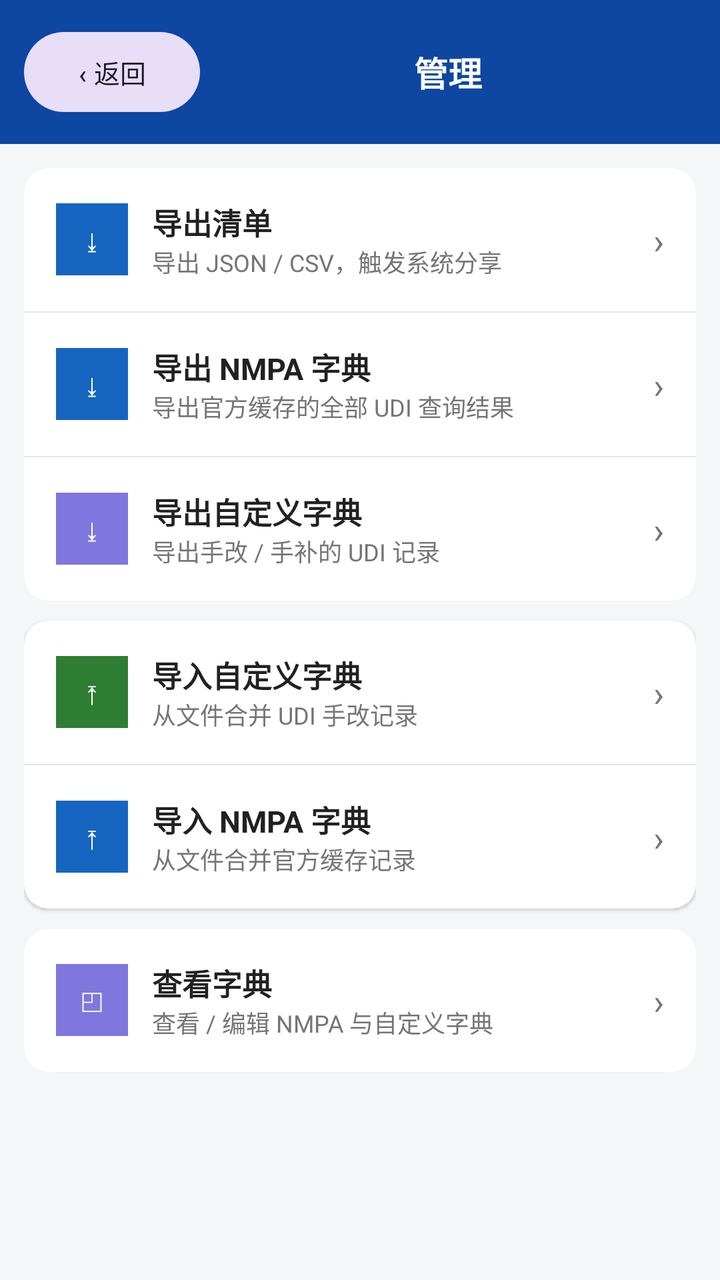
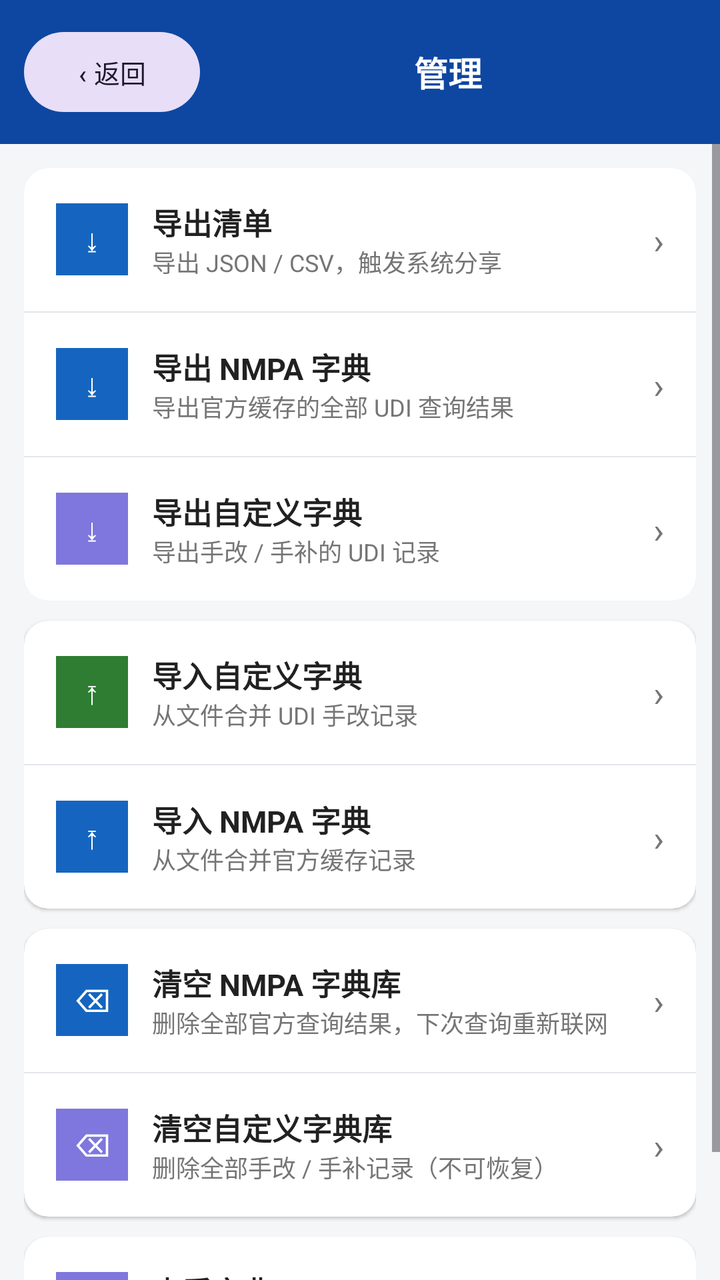

Screens rendered from an Android XML layout before and after an edit, with the pre-edit source and the edit as a unified diff.
<!-- AndroidManifest.xml: application theme Theme.UdiScan -->
<!-- res/layout/activity_manage.xml -->
<?xml version="1.0" encoding="utf-8"?>
<LinearLayout xmlns:android="http://schemas.android.com/apk/res/android"
    android:layout_width="match_parent"
    android:layout_height="match_parent"
    android:orientation="vertical"
    android:background="@color/bg"
    android:fitsSystemWindows="true">

    <LinearLayout
        android:layout_width="match_parent"
        android:layout_height="wrap_content"
        android:orientation="horizontal"
        android:background="@color/primary_dark"
        android:padding="12dp"
        android:gravity="center_vertical"
        android:fitsSystemWindows="true">

        <Button
            android:id="@+id/btn_back"
            style="@style/Widget.Material3.Button.TonalButton"
            android:layout_width="wrap_content"
            android:layout_height="wrap_content"
            android:text="‹ 返回"
            android:textSize="13sp" />

        <TextView
            android:layout_width="0dp"
            android:layout_height="wrap_content"
            android:layout_weight="1"
            android:text="@string/manage_title"
            android:textColor="#ffffff"
            android:textSize="17sp"
            android:textStyle="bold"
            android:gravity="center" />
    </LinearLayout>

    <ScrollView
        android:layout_width="match_parent"
        android:layout_height="wrap_content">

        <LinearLayout
            android:layout_width="match_parent"
            android:layout_height="wrap_content"
            android:orientation="vertical"
            android:padding="12dp">

            
            <androidx.cardview.widget.CardView
                android:layout_width="match_parent"
                android:layout_height="wrap_content"
                android:layout_marginBottom="10dp"
                app:cardCornerRadius="12dp"
                app:cardBackgroundColor="@color/card"
                app:cardElevation="1dp"
                xmlns:app="http://schemas.android.com/apk/res-auto">

                <LinearLayout
                    android:layout_width="match_parent"
                    android:layout_height="wrap_content"
                    android:orientation="vertical">

                    <LinearLayout
                        android:id="@+id/menu_export_list"
                        android:layout_width="match_parent"
                        android:layout_height="wrap_content"
                        android:orientation="horizontal"
                        android:padding="16dp"
                        android:gravity="center_vertical">

                        <TextView
                            android:layout_width="36dp"
                            android:layout_height="36dp"
                            android:background="@color/primary"
                            android:textColor="#fff"
                            android:gravity="center"
                            android:textSize="16sp"
                            android:text="⤓" />

                        <LinearLayout
                            android:layout_width="0dp"
                            android:layout_height="wrap_content"
                            android:layout_weight="1"
                            android:layout_marginStart="12dp"
                            android:orientation="vertical">

                            <TextView
                                android:layout_width="wrap_content"
                                android:layout_height="wrap_content"
                                android:text="@string/menu_export_list"
                                android:textSize="15sp"
                                android:textStyle="bold"
                                android:textColor="@color/text_main" />

                            <TextView
                                android:layout_width="wrap_content"
                                android:layout_height="wrap_content"
                                android:text="@string/menu_export_list_sub"
                                android:textSize="12sp"
                                android:textColor="@color/text_sub" />
                        </LinearLayout>

                        <TextView
                            android:layout_width="wrap_content"
                            android:layout_height="wrap_content"
                            android:text="›"
                            android:textSize="18sp"
                            android:textColor="@color/text_sub" />
                    </LinearLayout>

                    <View
                        android:layout_width="match_parent"
                        android:layout_height="0.5dp"
                        android:background="#e3e6ea" />

                    
                    <LinearLayout
                        android:id="@+id/menu_export_nmpa"
                        android:layout_width="match_parent"
                        android:layout_height="wrap_content"
                        android:orientation="horizontal"
                        android:padding="16dp"
                        android:gravity="center_vertical">

                        <TextView
                            android:layout_width="36dp"
                            android:layout_height="36dp"
                            android:background="#1565C0"
                            android:textColor="#fff"
                            android:gravity="center"
                            android:textSize="16sp"
                            android:text="⤓" />

                        <LinearLayout
                            android:layout_width="0dp"
                            android:layout_height="wrap_content"
                            android:layout_weight="1"
                            android:layout_marginStart="12dp"
                            android:orientation="vertical">

                            <TextView
                                android:layout_width="wrap_content"
                                android:layout_height="wrap_content"
                                android:text="@string/menu_export_nmpa"
                                android:textSize="15sp"
                                android:textStyle="bold"
                                android:textColor="@color/text_main" />

                            <TextView
                                android:layout_width="wrap_content"
                                android:layout_height="wrap_content"
                                android:text="@string/menu_export_nmpa_sub"
                                android:textSize="12sp"
                                android:textColor="@color/text_sub" />
                        </LinearLayout>

                        <TextView
                            android:layout_width="wrap_content"
                            android:layout_height="wrap_content"
                            android:text="›"
                            android:textSize="18sp"
                            android:textColor="@color/text_sub" />
                    </LinearLayout>

                    <View
                        android:layout_width="match_parent"
                        android:layout_height="0.5dp"
                        android:background="#e3e6ea" />

                    
                    <LinearLayout
                        android:id="@+id/menu_export_custom"
                        android:layout_width="match_parent"
                        android:layout_height="wrap_content"
                        android:orientation="horizontal"
                        android:padding="16dp"
                        android:gravity="center_vertical">

                        <TextView
                            android:layout_width="36dp"
                            android:layout_height="36dp"
                            android:background="#7F77DD"
                            android:textColor="#fff"
                            android:gravity="center"
                            android:textSize="16sp"
                            android:text="⤓" />

                        <LinearLayout
                            android:layout_width="0dp"
                            android:layout_height="wrap_content"
                            android:layout_weight="1"
                            android:layout_marginStart="12dp"
                            android:orientation="vertical">

                            <TextView
                                android:layout_width="wrap_content"
                                android:layout_height="wrap_content"
                                android:text="@string/menu_export_custom"
                                android:textSize="15sp"
                                android:textStyle="bold"
                                android:textColor="@color/text_main" />

                            <TextView
                                android:layout_width="wrap_content"
                                android:layout_height="wrap_content"
                                android:text="@string/menu_export_custom_sub"
                                android:textSize="12sp"
                                android:textColor="@color/text_sub" />
                        </LinearLayout>

                        <TextView
                            android:layout_width="wrap_content"
                            android:layout_height="wrap_content"
                            android:text="›"
                            android:textSize="18sp"
                            android:textColor="@color/text_sub" />
                    </LinearLayout>
                </LinearLayout>
            </androidx.cardview.widget.CardView>

            
            <androidx.cardview.widget.CardView
                android:layout_width="match_parent"
                android:layout_height="wrap_content"
                android:layout_marginBottom="10dp"
                app:cardCornerRadius="12dp"
                app:cardBackgroundColor="@color/card"
                app:cardElevation="1dp"
                xmlns:app="http://schemas.android.com/apk/res-auto">

                <LinearLayout
                    android:layout_width="match_parent"
                    android:layout_height="wrap_content"
                    android:orientation="vertical">

                    <LinearLayout
                        android:id="@+id/menu_import_custom"
                        android:layout_width="match_parent"
                        android:layout_height="wrap_content"
                        android:orientation="horizontal"
                        android:padding="16dp"
                        android:gravity="center_vertical">

                        <TextView
                            android:layout_width="36dp"
                            android:layout_height="36dp"
                            android:background="@color/ok"
                            android:textColor="#fff"
                            android:gravity="center"
                            android:textSize="16sp"
                            android:text="⤒" />

                        <LinearLayout
                            android:layout_width="0dp"
                            android:layout_height="wrap_content"
                            android:layout_weight="1"
                            android:layout_marginStart="12dp"
                            android:orientation="vertical">

                            <TextView
                                android:layout_width="wrap_content"
                                android:layout_height="wrap_content"
                                android:text="@string/menu_import_custom"
                                android:textSize="15sp"
                                android:textStyle="bold"
                                android:textColor="@color/text_main" />

                            <TextView
                                android:layout_width="wrap_content"
                                android:layout_height="wrap_content"
                                android:text="@string/menu_import_custom_sub"
                                android:textSize="12sp"
                                android:textColor="@color/text_sub" />
                        </LinearLayout>

                        <TextView
                            android:layout_width="wrap_content"
                            android:layout_height="wrap_content"
                            android:text="›"
                            android:textSize="18sp"
                            android:textColor="@color/text_sub" />
                    </LinearLayout>

                    <View
                        android:layout_width="match_parent"
                        android:layout_height="0.5dp"
                        android:background="#e3e6ea" />

                    <LinearLayout
                        android:id="@+id/menu_import_nmpa"
                        android:layout_width="match_parent"
                        android:layout_height="wrap_content"
                        android:orientation="horizontal"
                        android:padding="16dp"
                        android:gravity="center_vertical">

                        <TextView
                            android:layout_width="36dp"
                            android:layout_height="36dp"
                            android:background="#1565C0"
                            android:textColor="#fff"
                            android:gravity="center"
                            android:textSize="16sp"
                            android:text="⤒" />

                        <LinearLayout
                            android:layout_width="0dp"
                            android:layout_height="wrap_content"
                            android:layout_weight="1"
                            android:layout_marginStart="12dp"
                            android:orientation="vertical">

                            <TextView
                                android:layout_width="wrap_content"
                                android:layout_height="wrap_content"
                                android:text="@string/menu_import_nmpa"
                                android:textSize="15sp"
                                android:textStyle="bold"
                                android:textColor="@color/text_main" />

                            <TextView
                                android:layout_width="wrap_content"
                                android:layout_height="wrap_content"
                                android:text="@string/menu_import_nmpa_sub"
                                android:textSize="12sp"
                                android:textColor="@color/text_sub" />
                        </LinearLayout>

                        <TextView
                            android:layout_width="wrap_content"
                            android:layout_height="wrap_content"
                            android:text="›"
                            android:textSize="18sp"
                            android:textColor="@color/text_sub" />
                    </LinearLayout>
                </LinearLayout>
            </androidx.cardview.widget.CardView>

            
            <androidx.cardview.widget.CardView
                android:layout_width="match_parent"
                android:layout_height="wrap_content"
                android:layout_marginBottom="10dp"
                app:cardCornerRadius="12dp"
                app:cardBackgroundColor="@color/card"
                app:cardElevation="1dp"
                xmlns:app="http://schemas.android.com/apk/res-auto">

                <LinearLayout
                    android:id="@+id/menu_dict"
                    android:layout_width="match_parent"
                    android:layout_height="wrap_content"
                    android:orientation="horizontal"
                    android:padding="16dp"
                    android:gravity="center_vertical">

                    <TextView
                        android:layout_width="36dp"
                        android:layout_height="36dp"
                        android:background="#7F77DD"
                        android:textColor="#fff"
                        android:gravity="center"
                        android:textSize="16sp"
                        android:text="◰" />

                    <LinearLayout
                        android:layout_width="0dp"
                        android:layout_height="wrap_content"
                        android:layout_weight="1"
                        android:layout_marginStart="12dp"
                        android:orientation="vertical">

                        <TextView
                            android:layout_width="wrap_content"
                            android:layout_height="wrap_content"
                            android:text="@string/menu_dict"
                            android:textSize="15sp"
                            android:textStyle="bold"
                            android:textColor="@color/text_main" />

                        <TextView
                            android:layout_width="wrap_content"
                            android:layout_height="wrap_content"
                            android:text="@string/menu_dict_sub"
                            android:textSize="12sp"
                            android:textColor="@color/text_sub" />
                    </LinearLayout>

                    <TextView
                        android:layout_width="wrap_content"
                        android:layout_height="wrap_content"
                        android:text="›"
                        android:textSize="18sp"
                        android:textColor="@color/text_sub" />
                </LinearLayout>
            </androidx.cardview.widget.CardView>
        </LinearLayout>
    </ScrollView>
</LinearLayout>
<!-- resources referenced by this layout -->
<resources>
  <color name="bg">#F5F6F8</color>
  <color name="card">#FFFFFF</color>
  <color name="ok">#2E7D32</color>
  <color name="primary">#1565C0</color>
  <color name="primary_dark">#0D47A1</color>
  <color name="text_main">#212121</color>
  <color name="text_sub">#757575</color>
  <string name="manage_title">管理</string>
  <string name="menu_dict">查看字典</string>
  <string name="menu_dict_sub">查看 / 编辑 NMPA 与自定义字典</string>
  <string name="menu_export_custom">导出自定义字典</string>
  <string name="menu_export_custom_sub">导出手改 / 手补的 UDI 记录</string>
  <string name="menu_export_list">导出清单</string>
  <string name="menu_export_list_sub">导出 JSON / CSV，触发系统分享</string>
  <string name="menu_export_nmpa">导出 NMPA 字典</string>
  <string name="menu_export_nmpa_sub">导出官方缓存的全部 UDI 查询结果</string>
  <string name="menu_import_custom">导入自定义字典</string>
  <string name="menu_import_custom_sub">从文件合并 UDI 手改记录</string>
  <string name="menu_import_nmpa">导入 NMPA 字典</string>
  <string name="menu_import_nmpa_sub">从文件合并官方缓存记录</string>
  <style name="Theme.UdiScan" parent="Theme.Material3.DayNight.NoActionBar">
          <item name="colorPrimary">@color/primary</item>
          <item name="colorPrimaryDark">@color/primary_dark</item>
          <item name="colorAccent">@color/accent</item>
          <item name="android:colorBackground">@color/bg</item>
          <item name="android:statusBarColor">@color/primary_dark</item>
      </style>
  <color name="accent">#FF6F00</color>
</resources>

<!-- the commit's change to res/layout/activity_manage.xml (unified diff, before → after) -->
@@ -346,6 +346,124 @@
                 xmlns:app="http://schemas.android.com/apk/res-auto">
 
                 <LinearLayout
+                    android:layout_width="match_parent"
+                    android:layout_height="wrap_content"
+                    android:orientation="vertical">
+
+                    <LinearLayout
+                        android:id="@+id/menu_clear_nmpa"
+                        android:layout_width="match_parent"
+                        android:layout_height="wrap_content"
+                        android:orientation="horizontal"
+                        android:padding="16dp"
+                        android:gravity="center_vertical">
+
+                        <TextView
+                            android:layout_width="36dp"
+                            android:layout_height="36dp"
+                            android:background="#1565C0"
+                            android:textColor="#fff"
+                            android:gravity="center"
+                            android:textSize="16sp"
+                            android:text="⌫" />
+
+                        <LinearLayout
+                            android:layout_width="0dp"
+                            android:layout_height="wrap_content"
+                            android:layout_weight="1"
+                            android:layout_marginStart="12dp"
+                            android:orientation="vertical">
+
+                            <TextView
+                                android:layout_width="wrap_content"
+                                android:layout_height="wrap_content"
+                                android:text="@string/menu_clear_nmpa"
+                                android:textSize="15sp"
+                                android:textStyle="bold"
+                                android:textColor="@color/text_main" />
+
+                            <TextView
+                                android:layout_width="wrap_content"
+                                android:layout_height="wrap_content"
+                                android:text="@string/menu_clear_nmpa_sub"
+                                android:textSize="12sp"
+                                android:textColor="@color/text_sub" />
+                        </LinearLayout>
+
+                        <TextView
+                            android:layout_width="wrap_content"
+                            android:layout_height="wrap_content"
+                            android:text="›"
+                            android:textSize="18sp"
+                            android:textColor="@color/text_sub" />
+                    </LinearLayout>
+
+                    <View
+                        android:layout_width="match_parent"
+                        android:layout_height="0.5dp"
+                        android:background="#e3e6ea" />
+
+                    <LinearLayout
+                        android:id="@+id/menu_clear_custom"
+                        android:layout_width="match_parent"
+                        android:layout_height="wrap_content"
+                        android:orientation="horizontal"
+                        android:padding="16dp"
+                        android:gravity="center_vertical">
+
+                        <TextView
+                            android:layout_width="36dp"
+                            android:layout_height="36dp"
+                            android:background="#7F77DD"
+                            android:textColor="#fff"
+                            android:gravity="center"
+                            android:textSize="16sp"
+                            android:text="⌫" />
+
+                        <LinearLayout
+                            android:layout_width="0dp"
+                            android:layout_height="wrap_content"
+                            android:layout_weight="1"
+                            android:layout_marginStart="12dp"
+                            android:orientation="vertical">
+
+                            <TextView
+                                android:layout_width="wrap_content"
+                                android:layout_height="wrap_content"
+                                android:text="@string/menu_clear_custom"
+                                android:textSize="15sp"
+                                android:textStyle="bold"
+                                android:textColor="@color/text_main" />
+
+                            <TextView
+                                android:layout_width="wrap_content"
+                                android:layout_height="wrap_content"
+                                android:text="@string/menu_clear_custom_sub"
+                                android:textSize="12sp"
+                                android:textColor="@color/text_sub" />
+                        </LinearLayout>
+
+                        <TextView
+                            android:layout_width="wrap_content"
+                            android:layout_height="wrap_content"
+                            android:text="›"
+                            android:textSize="18sp"
+                            android:textColor="@color/text_sub" />
+                    </LinearLayout>
+                </LinearLayout>
+            </androidx.cardview.widget.CardView>
+
+            
+            <androidx.cardview.widget.CardView
+                android:layout_width="match_parent"
+                android:layout_height="wrap_content"
+                android:layout_marginBottom="10dp"
+                app:cardCornerRadius="12dp"
+                app:cardBackgroundColor="@color/card"
+                app:cardElevation="1dp"
+                xmlns:app="http://schemas.android.com/apk/res-auto">
+
+                <LinearLayout
                     android:id="@+id/menu_dict"
                     android:layout_width="match_parent"
                     android:layout_height="wrap_content"
<!-- resource entries referenced after the edit -->
@@ -8,6 +8,10 @@
   <color name="text_main">#212121</color>
   <color name="text_sub">#757575</color>
   <string name="manage_title">管理</string>
+  <string name="menu_clear_custom">清空自定义字典库</string>
+  <string name="menu_clear_custom_sub">删除全部手改 / 手补记录（不可恢复）</string>
+  <string name="menu_clear_nmpa">清空 NMPA 字典库</string>
+  <string name="menu_clear_nmpa_sub">删除全部官方查询结果，下次查询重新联网</string>
   <string name="menu_dict">查看字典</string>
   <string name="menu_dict_sub">查看 / 编辑 NMPA 与自定义字典</string>
   <string name="menu_export_custom">导出自定义字典</string>
